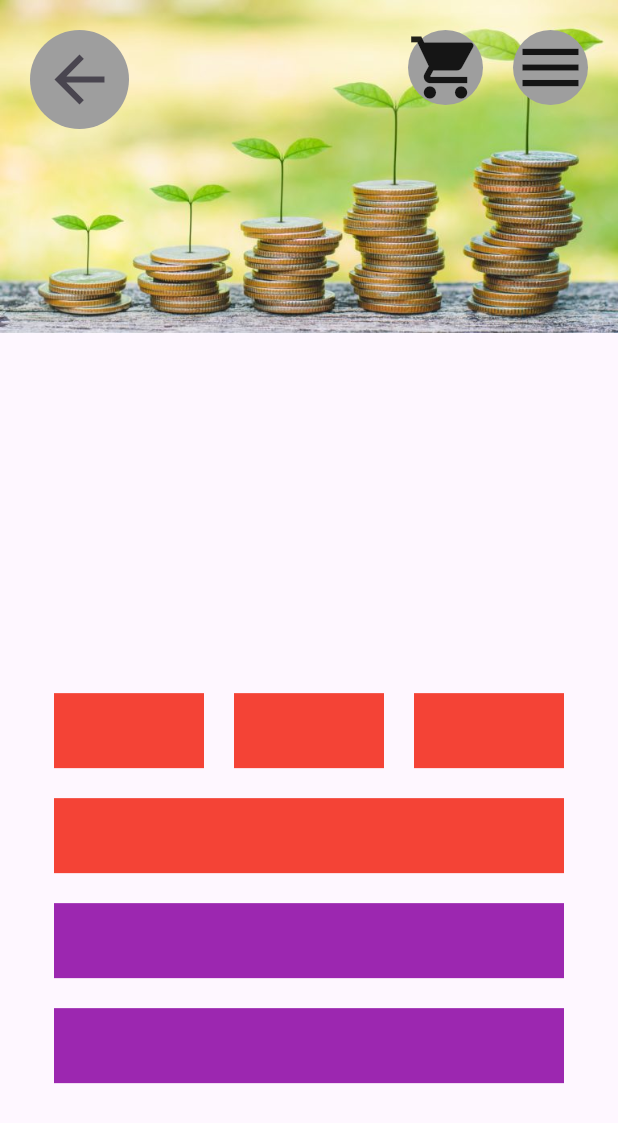
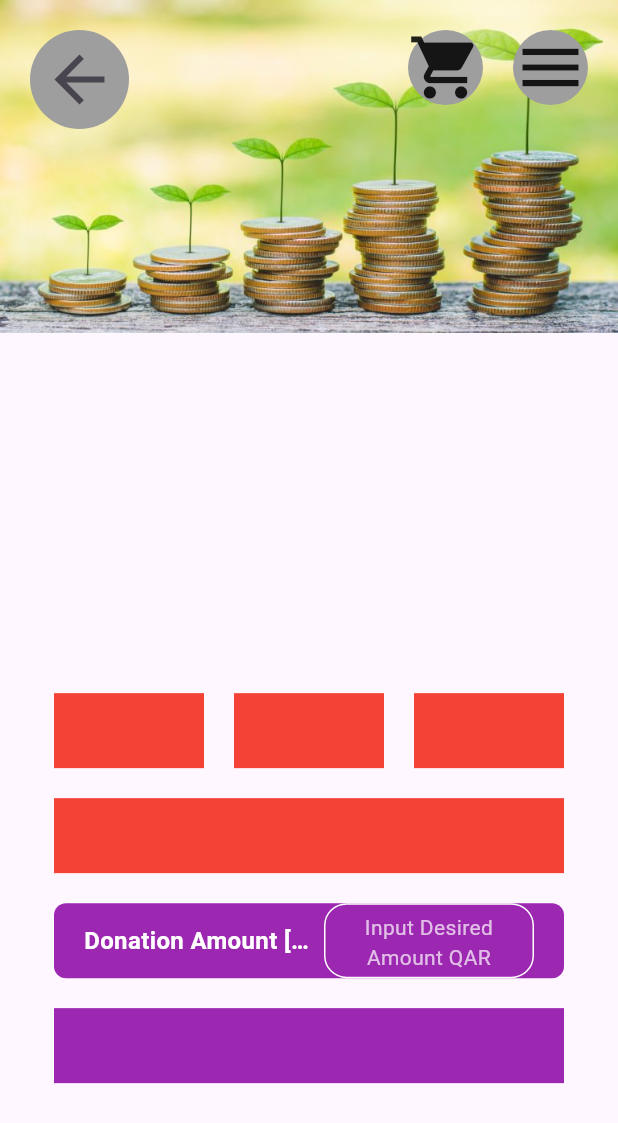
Before and after one commit to VisionForAll-QRCS/QRCS-flutter-app, a Flutter app: the screen it shows after launch, on a phone screen of 412 x 824 dp. Shown: the top 1123 px of the screen. Run offline on Flutter 3.47's test engine with Material 3 defaults, Android fonts, the phone set to English and light mode, and no system bars; missing offline and left inert: accessibility_tools.

Commit message:
Began implementing the donation-input button

```diff
--- a/lib/main.dart
+++ b/lib/main.dart
@@ -65,7 +65,38 @@
                     Container(
                       width: 340,
                       height: 50,
-                      color: Colors.purple,
+                      decoration: BoxDecoration(
+                        color: Colors.purple, // Adjust color to match your design
+                        borderRadius: BorderRadius.circular(8),
+                      ),
+                      padding: const EdgeInsets.symmetric(horizontal: 20),
+                      child: Row(
+                        mainAxisAlignment: MainAxisAlignment.spaceBetween,
+                        children: [
+                          Expanded(
+                            child: Text(
+                              "Donation Amount [Default: 50 QAR]",
+                              style: TextStyle(color: Colors.white, fontSize: 16, fontWeight: FontWeight.bold),
+                              maxLines: 1,
+                              overflow: TextOverflow.ellipsis, // Prevents overflow
+                            ),
+                          ),
+                          const SizedBox(width: 10),
+                          Container(
+                            width: 140,
+                            padding: const EdgeInsets.symmetric(horizontal: 10, vertical: 5),
+                            decoration: BoxDecoration(
+                              border: Border.all(color: Colors.white),
+                              borderRadius: BorderRadius.circular(15),
+                            ),
+                            child: const Text(
+                              "Input Desired Amount QAR",
+                              style: TextStyle(color: Colors.white70, fontSize: 14),
+                              textAlign: TextAlign.center,
+                            ),
+                          ),
+                        ],
+                      ),
                     ),
                     SizedBox(height: 20), // Add some space between the buttons
                     Container(
```
